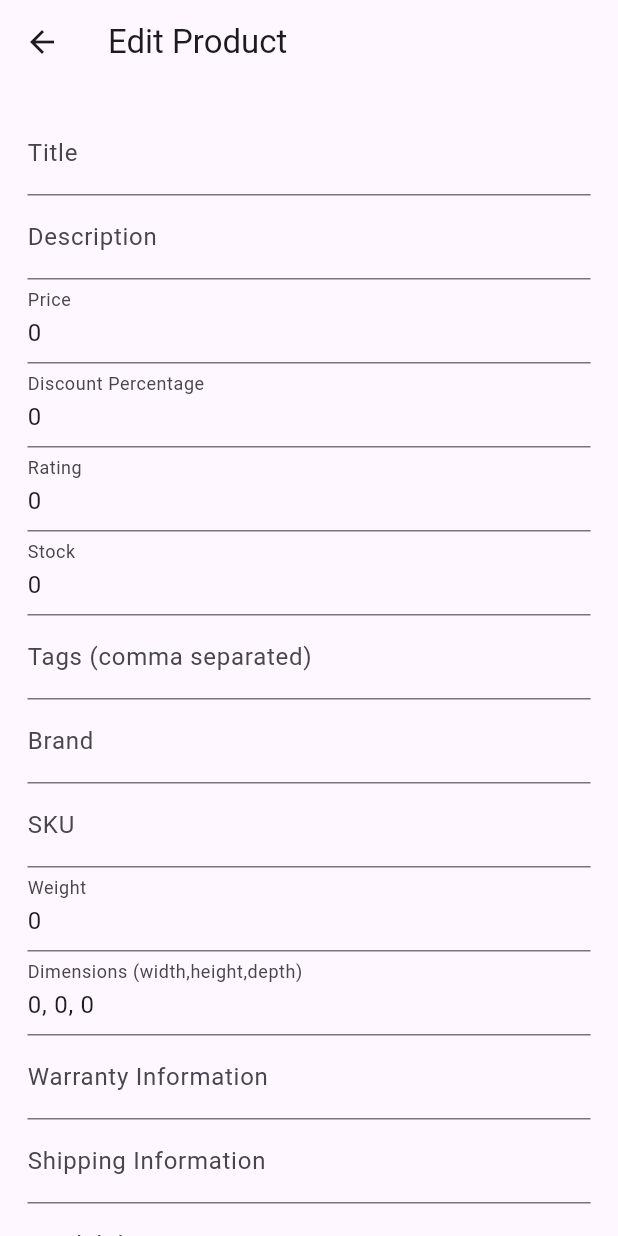
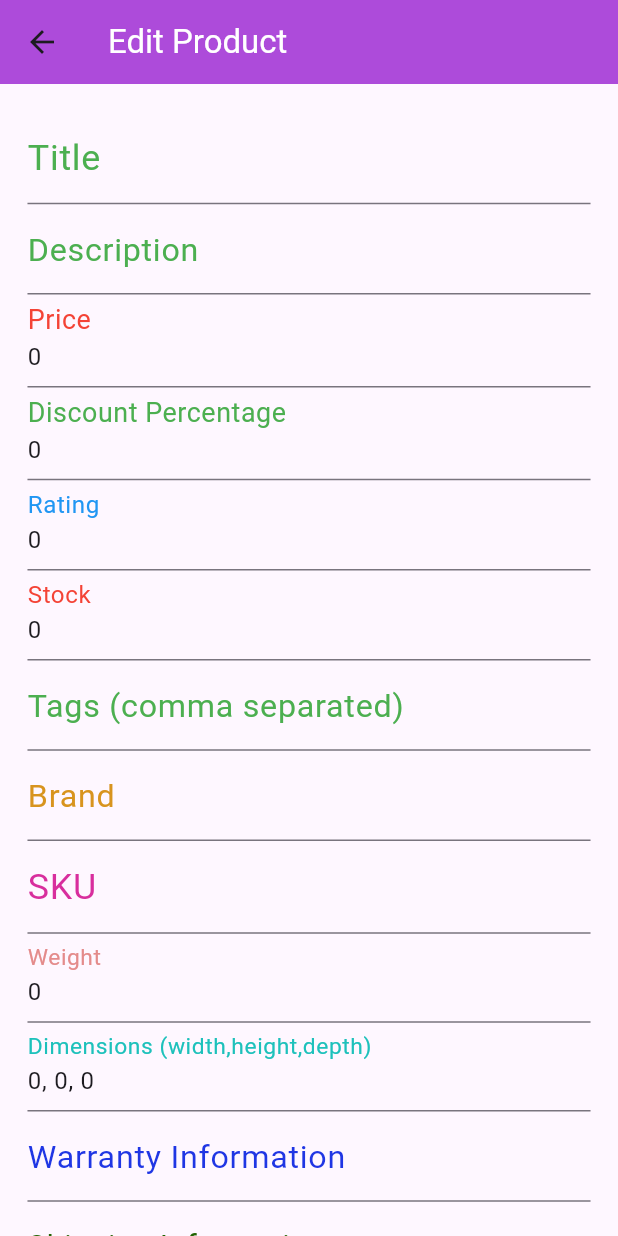
Before and after one commit to MIDHUNSETHUNATH/kingslabs_LLp, a Flutter app: the ProductPage screen opened directly with empty values, on a phone screen of 412 x 824 dp. Run offline on Flutter 3.47's test engine with Material 3 defaults, Android fonts, the phone set to English and light mode, and no system bars; our stand-ins replace flutter_screenutil, get, shared_preferences; accounts and stored records are empty.

Commit message:
Merged local changes with remote

```diff
--- a/lib/ui/product.dart
+++ b/lib/ui/product.dart
@@ -105,7 +105,8 @@ class _ProductPageState extends State<ProductPage> {
         builder: (context, child) {
     return Scaffold(
       appBar: AppBar(
-        title: Text('Edit Product'),
+        backgroundColor: Color.fromARGB(255, 173, 75, 218),
+        title: Text('Edit Product',style: TextStyle(color: Colors.white)),
       ),
       body: SingleChildScrollView(
         child: Padding(
@@ -114,78 +115,82 @@ class _ProductPageState extends State<ProductPage> {
             children: [
               TextField(
                 controller: _titleController,
-                decoration: InputDecoration(labelText: 'Title'),
+                decoration: InputDecoration(labelText: 'Title',labelStyle:  TextStyle(color: Colors.green,fontSize: 20.h)),
               ),
               TextField(
                 controller: _descriptionController,
-                decoration: InputDecoration(labelText: 'Description'),
+                decoration: InputDecoration(labelText: 'Description',labelStyle:  TextStyle(color: Colors.green,fontSize: 18.h)),
               ),
               TextField(
                 controller: _priceController,
-                decoration: InputDecoration(labelText: 'Price'),
+                decoration: InputDecoration(labelText: 'Price',labelStyle:  TextStyle(color: Colors.red,fontSize: 20.h)),
                 keyboardType: TextInputType.number,
               ),
               TextField(
                 controller: _discountPercentageController,
-                decoration: InputDecoration(labelText: 'Discount Percentage'),
+                decoration: InputDecoration(labelText: 'Discount Percentage',labelStyle:  TextStyle(color: Colors.green,fontSize: 20.h)),
                 keyboardType: TextInputType.number,
               ),
               TextField(
                 controller: _ratingController,
-                decoration: InputDecoration(labelText: 'Rating'),
+                decoration: InputDecoration(labelText: 'Rating',labelStyle:  TextStyle(color: Colors.blue,fontSize: 18.h)),
                 keyboardType: TextInputType.number,
               ),
               TextField(
                 controller: _stockController,
-                decoration: InputDecoration(labelText: 'Stock'),
+                decoration: InputDecoration(labelText: 'Stock',labelStyle:  TextStyle(color: Colors.red,fontSize: 18.h)),
                 keyboardType: TextInputType.number,
               ),
               TextField(
                 controller: _tagsController,
-                decoration: InputDecoration(labelText: 'Tags (comma separated)'),
+                decoration: InputDecoration(labelText: 'Tags (comma separated)',labelStyle:  TextStyle(color: Colors.green,fontSize: 18.h)),
               ),
               TextField(
                 controller: _brandController,
-                decoration: InputDecoration(labelText: 'Brand'),
+                decoration: InputDecoration(labelText: 'Brand',labelStyle:  TextStyle(color: const Color.fromARGB(255, 216, 148, 30),fontSize: 18.h)),
               ),
               TextField(
                 controller: _skuController,
-                decoration: InputDecoration(labelText: 'SKU'),
+                decoration: InputDecoration(labelText: 'SKU',labelStyle:  TextStyle(color: const Color.fromARGB(255, 216, 46, 157),fontSize: 20.h)),
               ),
               TextField(
                 controller: _weightController,
-                decoration: InputDecoration(labelText: 'Weight'),
+                decoration: InputDecoration(labelText: 'Weight',labelStyle:  TextStyle(color: const Color.fromARGB(255, 228, 139, 139),fontSize: 17.h)),
                 keyboardType: TextInputType.number,
               ),
               TextField(
                 controller: _dimensionsController,
-                decoration: InputDecoration(labelText: 'Dimensions (width,height,depth)'),
+                decoration: InputDecoration(labelText: 'Dimensions (width,height,depth)',labelStyle:  TextStyle(color: const Color.fromARGB(255, 29, 193, 187),fontSize: 17.h)),
               ),
               TextField(
                 controller: _warrantyInformationController,
-                decoration: InputDecoration(labelText: 'Warranty Information'),
+                decoration: InputDecoration(labelText: 'Warranty Information',labelStyle:  TextStyle(color: const Color.fromARGB(255, 31, 54, 228),fontSize: 18.h)),
               ),
               TextField(
                 controller: _shippingInformationController,
-                decoration: InputDecoration(labelText: 'Shipping Information'),
+                decoration: InputDecoration(labelText: 'Shipping Information',labelStyle:  TextStyle(color: const Color.fromARGB(255, 33, 99, 2),fontSize: 17.h)),
               ),
               TextField(
                 controller: _availabilityStatusController,
-                decoration: InputDecoration(labelText: 'Availability Status'),
+                decoration: InputDecoration(labelText: 'Availability Status',labelStyle:  TextStyle(color: const Color.fromARGB(255, 79, 49, 49),fontSize: 18.h)),
               ),
               TextField(
                 controller: _returnPolicyController,
-                decoration: InputDecoration(labelText: 'Return Policy'),
+                decoration: InputDecoration(labelText: 'Return Policy',labelStyle:  TextStyle(color: const Color.fromARGB(255, 91, 48, 222),fontSize: 18.h)),
               ),
               TextField(
                 controller: _minimumOrderQuantityController,
-                decoration: InputDecoration(labelText: 'Minimum Order Quantity'),
+                decoration: InputDecoration(labelText: 'Minimum Order Quantity',labelStyle:  TextStyle(color: const Color.fromARGB(255, 155, 199, 67),fontSize: 16.h)),
                 keyboardType: TextInputType.number,
               ),
-              SizedBox(height: 20),
+              SizedBox(height: 20.h),
               ElevatedButton(
+                style: ElevatedButton.styleFrom(
+                  backgroundColor: Colors.orange,
+                  padding: EdgeInsets.symmetric(horizontal: 70, vertical: 15),
+                ),
                 onPressed: _updateProduct,
-                child: Text('Update'),
+                child: Text('Update',style: TextStyle(color: Colors.black),),
               ),
             ],
           ),
```
